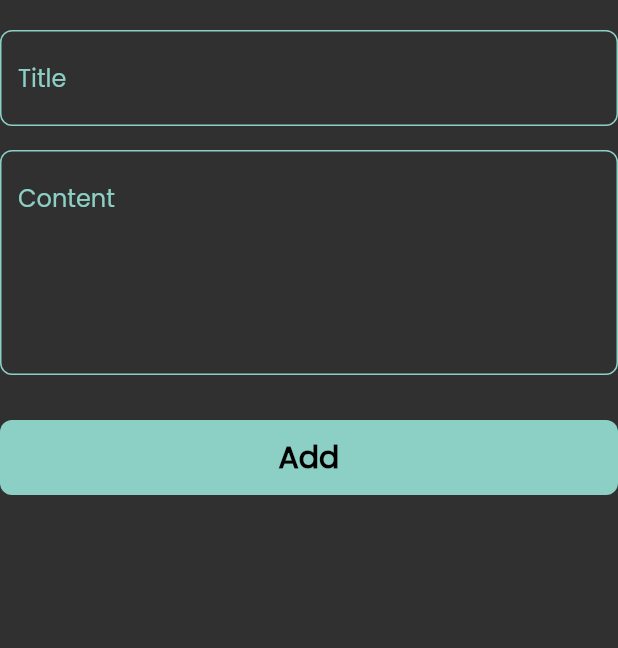
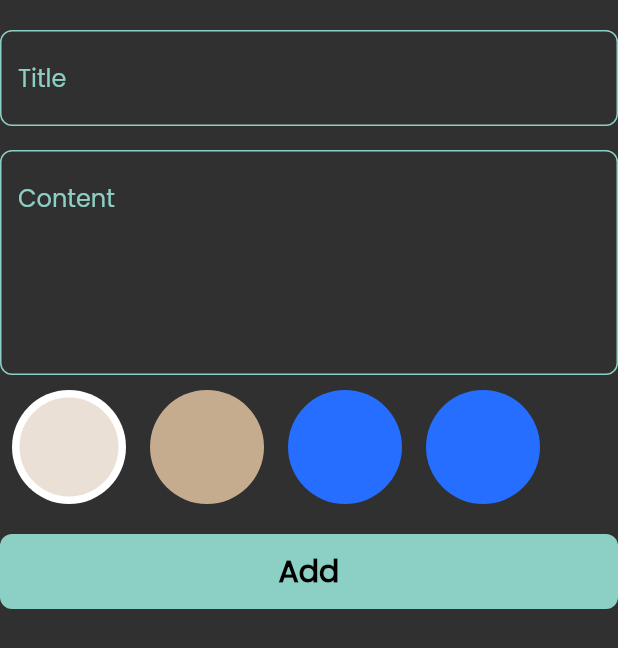
Before and after one commit to KingNarmar/notes_app, a Flutter app: the AddNotesForm widget shown alone on an empty page, opened directly, on a phone screen of 412 x 824 dp. Shown: the top 648 px of the screen. Run offline on Flutter 3.47's test engine with Material 2 defaults, Android fonts, the phone set to English and light mode, and no system bars; our stand-ins replace flutter_bloc, font_awesome_flutter, hive, hive_flutter; accounts and stored records are empty.

Commit message:
colors List view

```diff
--- a/lib/widgets/add_notes_form.dart
+++ b/lib/widgets/add_notes_form.dart
@@ -1,12 +1,12 @@
 import 'package:flutter/material.dart';
 import 'package:flutter_bloc/flutter_bloc.dart';
 import 'package:intl/intl.dart';
-
 
 import 'package:notesapp/models/note_model.dart';
 
 import '../constants.dart';
 import '../cubits/add note cubit/add_note_cubit.dart';
+import 'color_list.dart';
 import 'custom_button.dart';
 import 'custom_text_field.dart';
 
@@ -52,7 +52,11 @@ class _AddNotesFormState extends State<AddNotesForm> {
             },
           ),
           const SizedBox(
-            height: 30,
+            height: 10,
+          ),
+         const ColorsListView(),
+          const SizedBox(
+            height: 20,
           ),
           BlocBuilder<AddNoteCubit, AddNoteState>(
             builder: (context, state) {
@@ -75,7 +79,6 @@ class _AddNotesFormState extends State<AddNotesForm> {
                     autovalidateMode = AutovalidateMode.always;
                     setState(() {});
                   }
-
                 },
               );
             },
--- /dev/null
+++ b/lib/widgets/color_list.dart
@@ -0,0 +1,68 @@
+import 'package:flutter/material.dart';
+
+class ColorItem extends StatelessWidget {
+  const ColorItem({
+    super.key,
+    required this.isActive, required this.color,
+  });
+  final bool isActive;
+  final Color  color;
+  @override
+  Widget build(BuildContext context) {
+    return isActive
+        ?  CircleAvatar(
+            backgroundColor: Colors.white,
+            radius: 38,
+            child: CircleAvatar(
+              backgroundColor: color,
+              radius: 33,
+            ),
+          )
+        :  CircleAvatar(
+            backgroundColor: color,
+            radius: 38,
+          );
+  }
+}
+
+class ColorsListView extends StatefulWidget {
+  const ColorsListView({super.key});
+
+  @override
+  State<ColorsListView> createState() => _ColorsListViewState();
+}
+
+class _ColorsListViewState extends State<ColorsListView> {
+  int currentIndex = 0;
+  List<Color> colors = const [
+
+    Color(0xffEAE0D5),
+    Color(0xffC6AC8F),
+    Color(0xff256EFF),
+    Color(0xff256EFF),
+  ];
+  @override
+  Widget build(BuildContext context) {
+    return SizedBox(
+      height: 38 * 2,
+      child: ListView.builder(
+          itemCount: colors.length,
+          scrollDirection: Axis.horizontal,
+          itemBuilder: (context, index) {
+            return Padding(
+              padding: const EdgeInsets.symmetric(horizontal: 8),
+              child: GestureDetector(
+                onTap: () {
+                  currentIndex = index;
+                  setState(() {});
+                },
+                child: ColorItem(
+                  color: colors[index],
+                  isActive: currentIndex == index,
+                ),
+              ),
+            );
+          }),
+    );
+  }
+}
```
